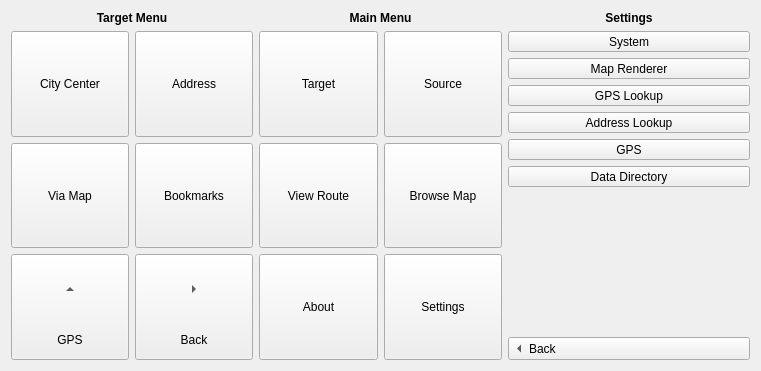
Above: client/mainwindow.ui from shentok/MoNav before the change. Below: the same form after it.
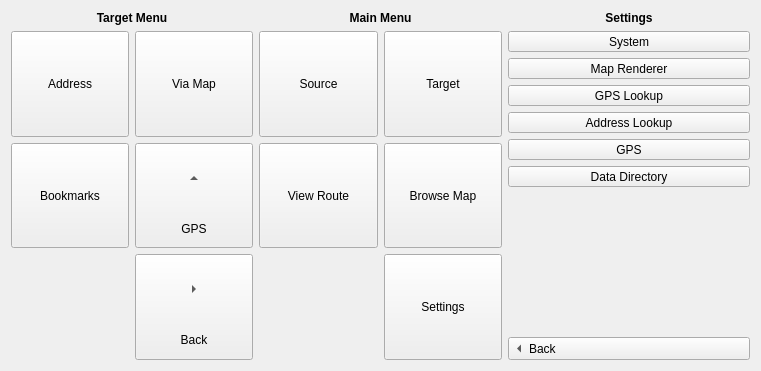
That is the form after the change. Icons and pictures are not drawn.

Commit message: Client: Readded chosing the right city graphically whenever there are multiple results in an address query

```diff
--- a/client/mainwindow.ui
+++ b/client/mainwindow.ui
@@ -48,8 +48,8 @@
        </item>
        <item>
         <layout class="QGridLayout" name="gridLayout_2">
-         <item row="0" column="0">
-          <widget class="QToolButton" name="cityCenterButton">
+         <item row="3" column="2">
+          <widget class="QToolButton" name="toolButton_11">
            <property name="sizePolicy">
             <sizepolicy hsizetype="Preferred" vsizetype="Preferred">
              <horstretch>0</horstretch>
@@ -57,11 +57,11 @@
             </sizepolicy>
            </property>
            <property name="text">
-            <string>City Center</string>
+            <string>Back</string>
            </property>
            <property name="icon">
             <iconset resource="images.qrc">
-             <normaloff>:/images/images/citycenter.bmp</normaloff>:/images/images/citycenter.bmp</iconset>
+             <normaloff>:/images/images/address.bmp</normaloff>:/images/images/address.bmp</iconset>
            </property>
            <property name="iconSize">
             <size>
@@ -69,15 +69,15 @@
              <height>64</height>
             </size>
            </property>
-           <property name="checkable">
-            <bool>true</bool>
-           </property>
            <property name="toolButtonStyle">
             <enum>Qt::ToolButtonTextUnderIcon</enum>
            </property>
+           <property name="arrowType">
+            <enum>Qt::RightArrow</enum>
+           </property>
           </widget>
          </item>
-         <item row="0" column="2">
+         <item row="1" column="0">
           <widget class="QToolButton" name="addressButton">
            <property name="sizePolicy">
             <sizepolicy hsizetype="Preferred" vsizetype="Preferred">
@@ -106,7 +106,7 @@
            </property>
           </widget>
          </item>
-         <item row="1" column="0">
+         <item row="1" column="2">
           <widget class="QToolButton" name="mapButton">
            <property name="sizePolicy">
             <sizepolicy hsizetype="Preferred" vsizetype="Preferred">
@@ -132,7 +132,7 @@
            </property>
           </widget>
          </item>
-         <item row="1" column="2">
+         <item row="2" column="0">
           <widget class="QToolButton" name="bookmarksButton">
            <property name="sizePolicy">
             <sizepolicy hsizetype="Preferred" vsizetype="Preferred">
@@ -159,35 +159,6 @@
           </widget>
          </item>
          <item row="2" column="2">
-          <widget class="QToolButton" name="toolButton_11">
-           <property name="sizePolicy">
-            <sizepolicy hsizetype="Preferred" vsizetype="Preferred">
-             <horstretch>0</horstretch>
-             <verstretch>0</verstretch>
-            </sizepolicy>
-           </property>
-           <property name="text">
-            <string>Back</string>
-           </property>
-           <property name="icon">
-            <iconset resource="images.qrc">
-             <normaloff>:/images/images/address.bmp</normaloff>:/images/images/address.bmp</iconset>
-           </property>
-           <property name="iconSize">
-            <size>
-             <width>64</width>
-             <height>64</height>
-            </size>
-           </property>
-           <property name="toolButtonStyle">
-            <enum>Qt::ToolButtonTextUnderIcon</enum>
-           </property>
-           <property name="arrowType">
-            <enum>Qt::RightArrow</enum>
-           </property>
-          </widget>
-         </item>
-         <item row="2" column="0">
           <widget class="QToolButton" name="gpsButton">
            <property name="sizePolicy">
             <sizepolicy hsizetype="Preferred" vsizetype="Preferred">
@@ -247,70 +218,6 @@
        </item>
        <item>
         <layout class="QGridLayout" name="gridLayout">
-         <item row="0" column="0">
-          <widget class="QToolButton" name="targetMenuButton">
-           <property name="sizePolicy">
-            <sizepolicy hsizetype="Preferred" vsizetype="Preferred">
-             <horstretch>0</horstretch>
-             <verstretch>0</verstretch>
-            </sizepolicy>
-           </property>
-           <property name="text">
-            <string>Target</string>
-           </property>
-           <property name="icon">
-            <iconset resource="images.qrc">
-             <normaloff>:/images/images/choosetarget.bmp</normaloff>:/images/images/choosetarget.bmp</iconset>
-           </property>
-           <property name="iconSize">
-            <size>
-             <width>64</width>
-             <height>64</height>
-            </size>
-           </property>
-           <property name="checkable">
-            <bool>false</bool>
-           </property>
-           <property name="toolButtonStyle">
-            <enum>Qt::ToolButtonTextUnderIcon</enum>
-           </property>
-           <property name="arrowType">
-            <enum>Qt::NoArrow</enum>
-           </property>
-          </widget>
-         </item>
-         <item row="0" column="1">
-          <widget class="QToolButton" name="sourceMenuButton">
-           <property name="sizePolicy">
-            <sizepolicy hsizetype="Preferred" vsizetype="Preferred">
-             <horstretch>0</horstretch>
-             <verstretch>0</verstretch>
-            </sizepolicy>
-           </property>
-           <property name="text">
-            <string>Source</string>
-           </property>
-           <property name="icon">
-            <iconset resource="images.qrc">
-             <normaloff>:/images/images/source.bmp</normaloff>:/images/images/source.bmp</iconset>
-           </property>
-           <property name="iconSize">
-            <size>
-             <width>64</width>
-             <height>64</height>
-            </size>
-           </property>
-           <property name="checkable">
-            <bool>false</bool>
-           </property>
-           <property name="toolButtonStyle">
-            <enum>Qt::ToolButtonTextUnderIcon</enum>
-           </property>
-           <property name="arrowType">
-            <enum>Qt::NoArrow</enum>
-           </property>
-          </widget>
-         </item>
          <item row="1" column="1">
           <widget class="QToolButton" name="browseButton">
            <property name="sizePolicy">
@@ -389,8 +296,8 @@
            </property>
           </widget>
          </item>
-         <item row="2" column="0">
-          <widget class="QToolButton" name="aboutButton">
+         <item row="0" column="0">
+          <widget class="QToolButton" name="sourceMenuButton">
            <property name="sizePolicy">
             <sizepolicy hsizetype="Preferred" vsizetype="Preferred">
              <horstretch>0</horstretch>
@@ -398,13 +305,52 @@
             </sizepolicy>
            </property>
            <property name="text">
-            <string>About</string>
+            <string>Source</string>
            </property>
+           <property name="icon">
+            <iconset resource="images.qrc">
+             <normaloff>:/images/images/source.bmp</normaloff>:/images/images/source.bmp</iconset>
+           </property>
            <property name="iconSize">
             <size>
              <width>64</width>
              <height>64</height>
             </size>
+           </property>
+           <property name="checkable">
+            <bool>false</bool>
+           </property>
+           <property name="toolButtonStyle">
+            <enum>Qt::ToolButtonTextUnderIcon</enum>
+           </property>
+           <property name="arrowType">
+            <enum>Qt::NoArrow</enum>
+           </property>
+          </widget>
+         </item>
+         <item row="0" column="1">
+          <widget class="QToolButton" name="targetMenuButton">
+           <property name="sizePolicy">
+            <sizepolicy hsizetype="Preferred" vsizetype="Preferred">
+             <horstretch>0</horstretch>
+             <verstretch>0</verstretch>
+            </sizepolicy>
+           </property>
+           <property name="text">
+            <string>Target</string>
+           </property>
+           <property name="icon">
+            <iconset resource="images.qrc">
+             <normaloff>:/images/images/choosetarget.bmp</normaloff>:/images/images/choosetarget.bmp</iconset>
+           </property>
+           <property name="iconSize">
+            <size>
+             <width>64</width>
+             <height>64</height>
+            </size>
+           </property>
+           <property name="checkable">
+            <bool>false</bool>
            </property>
            <property name="toolButtonStyle">
             <enum>Qt::ToolButtonTextUnderIcon</enum>
```
The commit also changes 8 other files.
